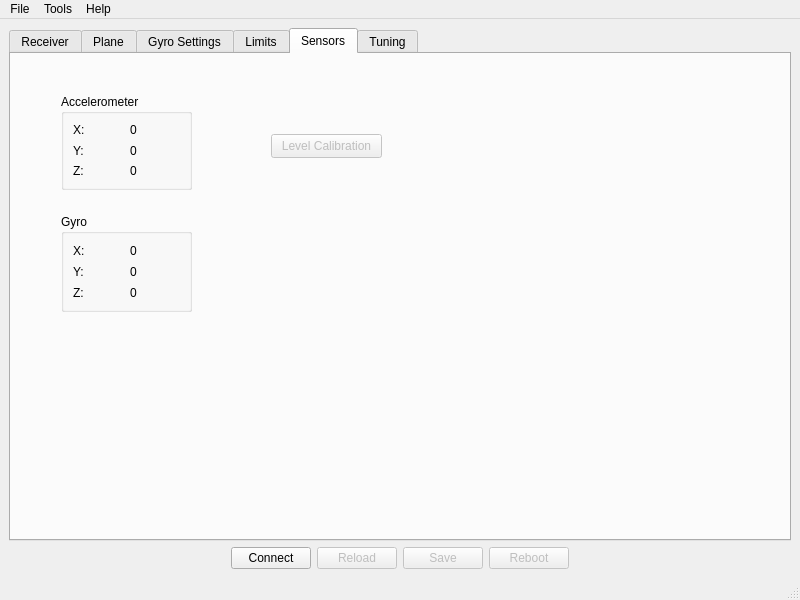
First picture: the form in software/RX12GConfig/mainwindow.ui, repository bemcgarvey/RX12G, before the edit.
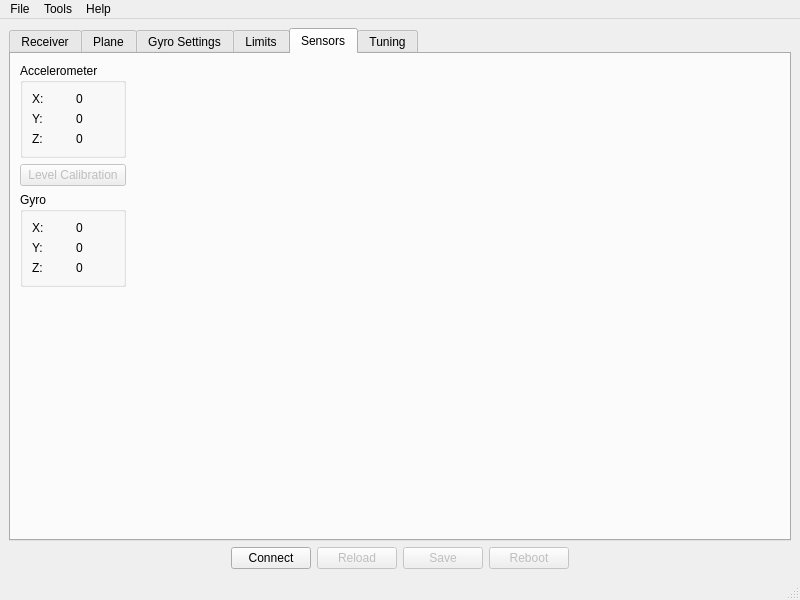
Second picture: the form after the edit. The open tabs and pages were chosen to show the change. Icons and pictures are not drawn. Custom widgets are drawn as their Qt base class.

Commit message: Added sensor display UI elements

```diff
--- a/software/RX12GConfig/mainwindow.ui
+++ b/software/RX12GConfig/mainwindow.ui
@@ -2698,15 +2698,13 @@
        <attribute name="title">
         <string>Sensors</string>
        </attribute>
+       <layout class="QVBoxLayout" name="verticalLayout_39">
+        <item>
+         <layout class="QHBoxLayout" name="horizontalLayout_18">
+          <item>
+           <layout class="QVBoxLayout" name="verticalLayout_38">
+            <item>
        <widget class="QGroupBox" name="groupBox">
-        <property name="geometry">
-         <rect>
-          <x>50</x>
-          <y>40</y>
-          <width>131</width>
-          <height>96</height>
-         </rect>
-        </property>
         <property name="title">
          <string>Accelerometer</string>
         </property>
@@ -2755,15 +2753,19 @@
          </item>
         </layout>
        </widget>
+            </item>
+            <item>
+             <widget class="QPushButton" name="levelCalibratePushButton">
+              <property name="enabled">
+               <bool>false</bool>
+              </property>
+              <property name="text">
+               <string>Level Calibration</string>
+              </property>
+             </widget>
+            </item>
+            <item>
        <widget class="QGroupBox" name="groupBox_10">
-        <property name="geometry">
-         <rect>
-          <x>50</x>
-          <y>160</y>
-          <width>131</width>
-          <height>98</height>
-         </rect>
-        </property>
         <property name="title">
          <string>Gyro</string>
         </property>
@@ -2820,22 +2822,107 @@
          </item>
         </layout>
        </widget>
-       <widget class="QPushButton" name="levelCalibratePushButton">
+            </item>
+            <item>
+             <spacer name="verticalSpacer_19">
+              <property name="orientation">
+               <enum>Qt::Vertical</enum>
+              </property>
+              <property name="sizeHint" stdset="0">
+               <size>
+                <width>20</width>
+                <height>40</height>
+               </size>
+              </property>
+             </spacer>
+            </item>
+           </layout>
+          </item>
+          <item>
+           <spacer name="horizontalSpacer_11">
+            <property name="orientation">
+             <enum>Qt::Horizontal</enum>
+            </property>
+            <property name="sizeHint" stdset="0">
+             <size>
+              <width>40</width>
+              <height>20</height>
+             </size>
+            </property>
+           </spacer>
+          </item>
+          <item>
+           <layout class="QGridLayout" name="gridLayout_3">
+            <item row="0" column="0">
+             <widget class="GyroDisplay" name="yGyroDisplay" native="true">
         <property name="enabled">
          <bool>false</bool>
         </property>
-        <property name="geometry">
-         <rect>
-          <x>260</x>
-          <y>80</y>
-          <width>111</width>
+              <property name="minimumSize">
+               <size>
+                <width>24</width>
+                <height>0</height>
+               </size>
+              </property>
+             </widget>
+            </item>
+            <item row="0" column="1">
+             <widget class="QHorizonWidget" name="horizonWidget" native="true">
+              <property name="enabled">
+               <bool>false</bool>
+              </property>
+              <property name="minimumSize">
+               <size>
+                <width>400</width>
+                <height>400</height>
+               </size>
+              </property>
+             </widget>
+            </item>
+            <item row="0" column="2">
+             <widget class="GyroDisplay" name="zGyroDisplay" native="true">
+              <property name="enabled">
+               <bool>false</bool>
+              </property>
+              <property name="minimumSize">
+               <size>
+                <width>24</width>
+                <height>0</height>
+               </size>
+              </property>
+             </widget>
+            </item>
+            <item row="1" column="1">
+             <widget class="GyroDisplay" name="xGyroDisplay" native="true">
+              <property name="enabled">
+               <bool>false</bool>
+              </property>
+              <property name="minimumSize">
+               <size>
+                <width>0</width>
           <height>24</height>
-         </rect>
-        </property>
-        <property name="text">
-         <string>Level Calibration</string>
-        </property>
-       </widget>
+               </size>
+              </property>
+             </widget>
+            </item>
+           </layout>
+          </item>
+         </layout>
+        </item>
+        <item>
+         <spacer name="verticalSpacer_20">
+          <property name="orientation">
+           <enum>Qt::Vertical</enum>
+          </property>
+          <property name="sizeHint" stdset="0">
+           <size>
+            <width>20</width>
+            <height>40</height>
+           </size>
+          </property>
+         </spacer>
+        </item>
+       </layout>
       </widget>
       <widget class="QWidget" name="tuningTab">
        <attribute name="title">
@@ -3226,6 +3313,18 @@
    <header>minmaxbar.h</header>
    <container>1</container>
   </customwidget>
+  <customwidget>
+   <class>QHorizonWidget</class>
+   <extends>QWidget</extends>
+   <header>qhorizonwidget.h</header>
+   <container>1</container>
+  </customwidget>
+  <customwidget>
+   <class>GyroDisplay</class>
+   <extends>QWidget</extends>
+   <header>gyrodisplay.h</header>
+   <container>1</container>
+  </customwidget>
  </customwidgets>
  <resources>
   <include location="resources.qrc"/>
```
Lines whose indentation alone changed are shown as unchanged. The commit also changes 9 other files.
